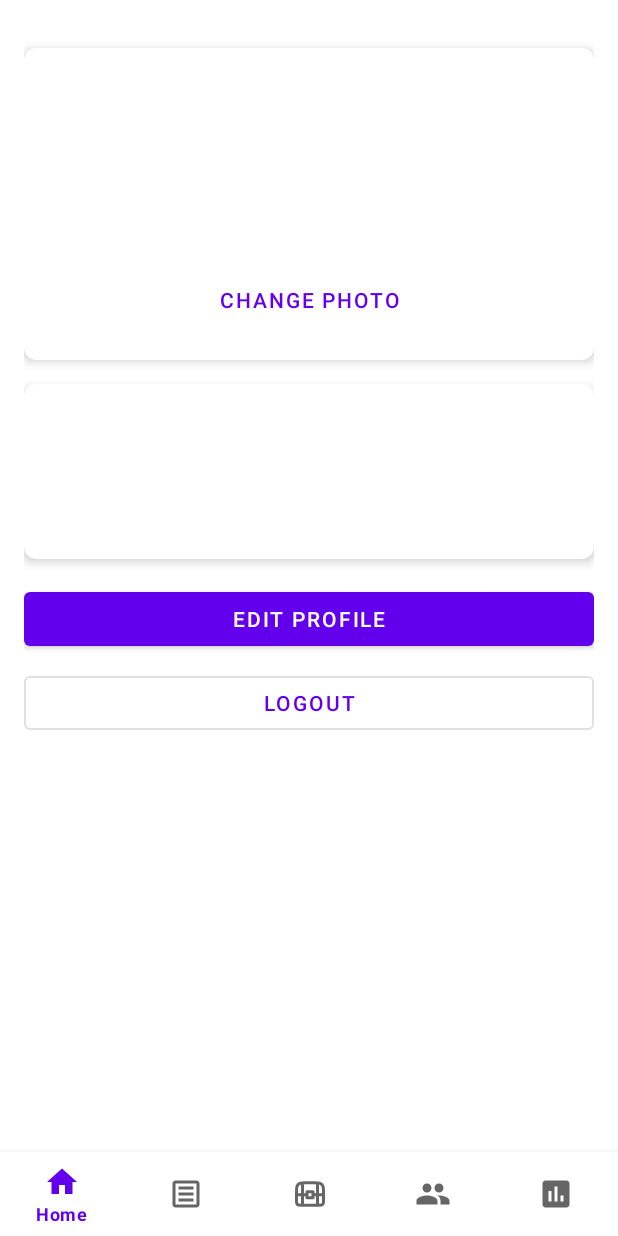
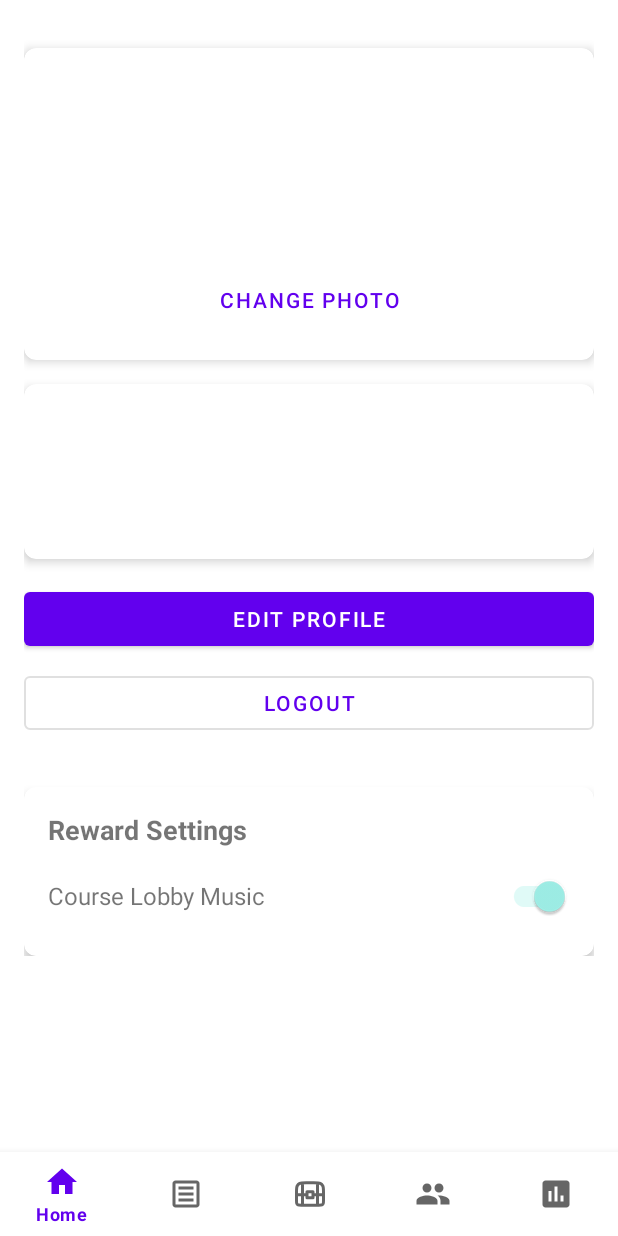
Before and after one commit to NHL-Stenden-INF/App-Development_Front-End, an Android app: the HomeFragment screen opened directly, with no data from a screen before it, after a tap on "Profile picture", on a phone screen of 412 x 824 dp. Run offline under Robolectric (Android 15) with nearby library versions, the phone set to English and light mode, and no system bars; our stand-ins replace CircleImageView, Dagger/Hilt's generated code; libraries missing offline, so code that uses them is left out: com.yalantis.ucrop; network calls fail; pictures from the network do not load.

Commit message:
Rewards are now visible in profile and functional

```diff
--- a/app/src/main/java/com/nhlstenden/appdev/core/models/Profile.kt
+++ b/app/src/main/java/com/nhlstenden/appdev/core/models/Profile.kt
@@ -6,5 +6,6 @@ data class Profile(
     val bio: String?,
     val profilePicture: String?,
     val level: Int,
-    val experience: Int
+    val experience: Int,
+    val unlockedRewardIds: List<Int>? = null
 )
--- a/app/src/main/java/com/nhlstenden/appdev/features/profile/ProfileFragment.kt
+++ b/app/src/main/java/com/nhlstenden/appdev/features/profile/ProfileFragment.kt
@@ -44,6 +44,7 @@ import android.Manifest
 import android.content.pm.PackageManager
 import androidx.core.app.ActivityCompat
 import javax.inject.Inject
+import com.google.android.material.switchmaterial.SwitchMaterial
 
 @AndroidEntryPoint
 class ProfileFragment : BaseFragment() {
@@ -51,6 +52,10 @@ class ProfileFragment : BaseFragment() {
     private val binding get() = _binding!!
     private val viewModel: ProfileViewModel by viewModels()
     private lateinit var achievementAdapter: AchievementAdapter
+    private lateinit var musicLobbySwitch: SwitchMaterial
+    private val MUSIC_LOBBY_REWARD_ID = 11
+    private val PREFS_NAME = "reward_settings"
+    private val MUSIC_LOBBY_KEY = "music_lobby_enabled"
 
     private val PROFILE_IMAGE_SIZE = 120
 
@@ -78,6 +83,15 @@ class ProfileFragment : BaseFragment() {
         binding.swipeRefreshLayout.setOnRefreshListener {
             viewModel.loadProfile()
         }
+
+        musicLobbySwitch = binding.root.findViewById(R.id.musicLobbySwitch)
+        val sharedPrefs = requireContext().getSharedPreferences(PREFS_NAME, android.content.Context.MODE_PRIVATE)
+        val isMusicLobbyEnabled = sharedPrefs.getBoolean(MUSIC_LOBBY_KEY, true)
+        musicLobbySwitch.isChecked = isMusicLobbyEnabled
+        musicLobbySwitch.setOnCheckedChangeListener { _, isChecked ->
+            sharedPrefs.edit().putBoolean(MUSIC_LOBBY_KEY, isChecked).apply()
+        }
+        musicLobbySwitch.isEnabled = false
     }
 
     override fun onViewCreated(view: View, savedInstanceState: Bundle?) {
@@ -88,6 +102,7 @@ class ProfileFragment : BaseFragment() {
             ?: UserManager.getCurrentUser()
 
         userData?.let { user ->
+            android.util.Log.d("ProfileFragment", "user.id=${user.id}, user.authToken=${user.authToken}")
             viewModel.setUserData(user)
         }
 
@@ -147,6 +162,10 @@ class ProfileFragment : BaseFragment() {
                         binding.bioTextView.text = if (bio.isNullOrEmpty() || bio == "null") "No bio set yet" else bio
                         binding.usernameTextView.text = state.profile.displayName
                         binding.emailTextView.text = state.profile.email
+
+                        // Check unlocked rewards and update toggle
+                        val unlockedRewardIds = state.profile.unlockedRewardIds ?: emptyList()
+                        updateRewardSettingsSection(unlockedRewardIds)
                     }
                     is ProfileState.Error -> {
                         binding.progressBar.visibility = View.GONE
@@ -283,6 +302,12 @@ class ProfileFragment : BaseFragment() {
         requireActivity().finish()
     }
 
+    private fun updateRewardSettingsSection(unlockedRewardIds: List<Int>) {
+        val isUnlocked = unlockedRewardIds.contains(MUSIC_LOBBY_REWARD_ID)
+        musicLobbySwitch.isEnabled = isUnlocked
+        musicLobbySwitch.alpha = if (isUnlocked) 1.0f else 0.5f
+    }
+
     override fun onCreateView(
         inflater: LayoutInflater,
         container: ViewGroup?,
--- a/app/src/main/java/com/nhlstenden/appdev/features/profile/ProfileViewModel.kt
+++ b/app/src/main/java/com/nhlstenden/appdev/features/profile/viewmodels/ProfileViewModel.kt
@@ -45,6 +45,7 @@ class ProfileViewModel @Inject constructor(
                 val profile = profileRepository.getProfile()
                 _profileState.value = ProfileState.Success(profile)
             } catch (e: Exception) {
+                android.util.Log.e("ProfileViewModel", "Profile load failed", e)
                 _profileState.value = ProfileState.Error(e.message ?: "Failed to load profile")
             }
         }
--- a/app/src/main/res/layout/fragment_profile.xml
+++ b/app/src/main/res/layout/fragment_profile.xml
@@ -122,6 +122,54 @@
                     android:layout_marginTop="16dp"
                     android:nestedScrollingEnabled="false" />
 
+                <!-- Reward Settings Section -->
+                <com.google.android.material.card.MaterialCardView
+                    android:id="@+id/rewardSettingsCard"
+                    android:layout_width="match_parent"
+                    android:layout_height="wrap_content"
+                    android:layout_marginTop="16dp"
+                    app:cardCornerRadius="8dp"
+                    app:cardElevation="4dp">
+
+                    <LinearLayout
+                        android:layout_width="match_parent"
+                        android:layout_height="wrap_content"
+                        android:orientation="vertical"
+                        android:padding="16dp">
+
+                        <TextView
+                            android:id="@+id/rewardSettingsTitle"
+                            android:layout_width="wrap_content"
+                            android:layout_height="wrap_content"
+                            android:text="Reward Settings"
+                            android:textStyle="bold"
+                            android:textSize="18sp"
+                            android:layout_marginBottom="8dp" />
+
+                        <LinearLayout
+                            android:layout_width="match_parent"
+                            android:layout_height="wrap_content"
+                            android:orientation="horizontal"
+                            android:gravity="center_vertical">
+
+                            <TextView
+                                android:id="@+id/musicLobbyLabel"
+                                android:layout_width="0dp"
+                                android:layout_height="wrap_content"
+                                android:layout_weight="1"
+                                android:text="Course Lobby Music"
+                                android:textSize="16sp" />
+
+                            <com.google.android.material.switchmaterial.SwitchMaterial
+                                android:id="@+id/musicLobbySwitch"
+                                android:layout_width="wrap_content"
+                                android:layout_height="wrap_content"
+                                android:checked="false"
+                                android:enabled="true" />
+                        </LinearLayout>
+                    </LinearLayout>
+                </com.google.android.material.card.MaterialCardView>
+
             </LinearLayout>
 
         </androidx.core.widget.NestedScrollView>
```
Also changed, not shown: app/src/main/java/com/nhlstenden/appdev/features/courses/CourseFragment.kt (+40 -3 lines), app/src/main/java/com/nhlstenden/appdev/features/profile/repositories/ProfileRepositoryImpl.kt (+20 -1 lines).
